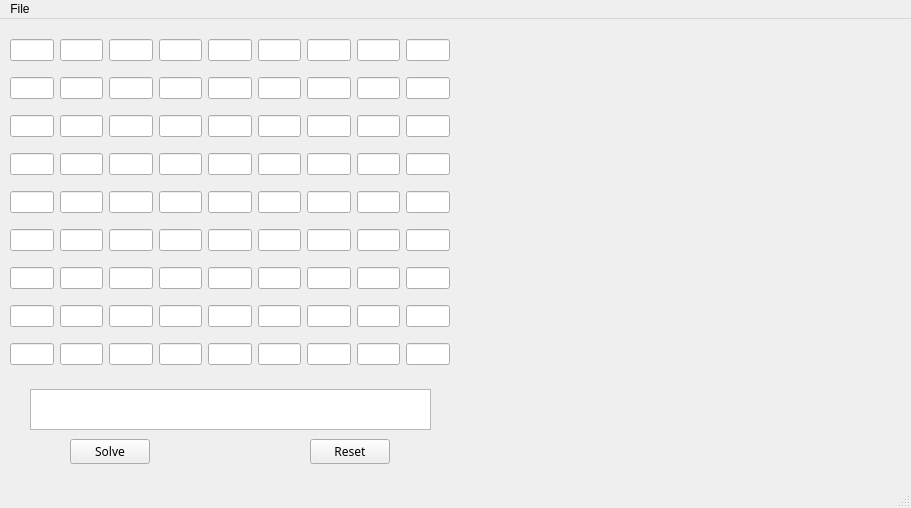
The window that mainwindow.ui (aric-volman/mechanical-babulya) describes before a commit, drawn with Qt 5.
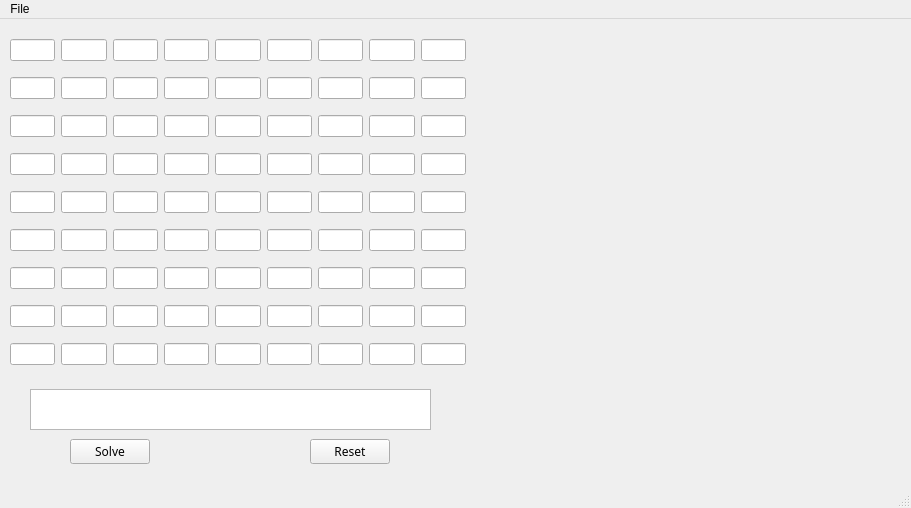
The same window after the commit. Custom widgets are drawn as their Qt base class.

The edit to the form file:
```diff
--- a/mainwindow.ui
+++ b/mainwindow.ui
@@ -10,6 +10,12 @@
     <height>508</height>
    </rect>
   </property>
+  <property name="sizePolicy">
+   <sizepolicy hsizetype="Fixed" vsizetype="Minimum">
+    <horstretch>0</horstretch>
+    <verstretch>0</verstretch>
+   </sizepolicy>
+  </property>
   <property name="windowTitle">
    <string>MainWindow</string>
   </property>
@@ -48,7 +54,7 @@
      <rect>
       <x>10</x>
       <y>10</y>
-      <width>440</width>
+      <width>456</width>
       <height>351</height>
      </rect>
     </property>
```
Left out of the diff: 334 changed lines with no effect on the pictures.
